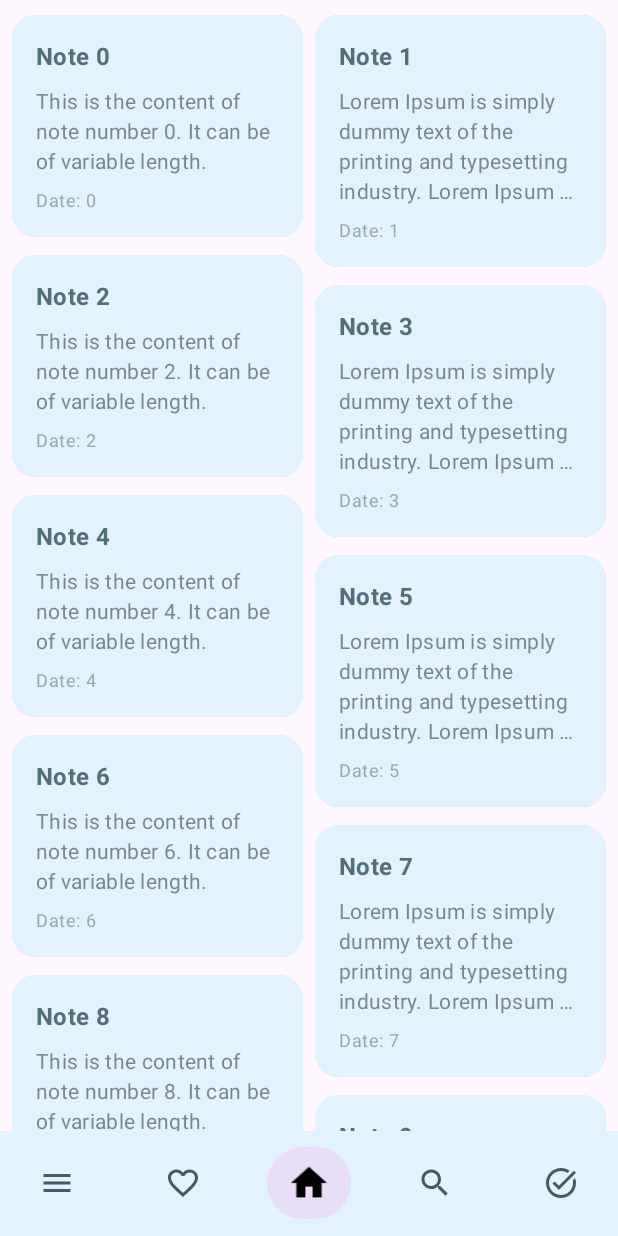
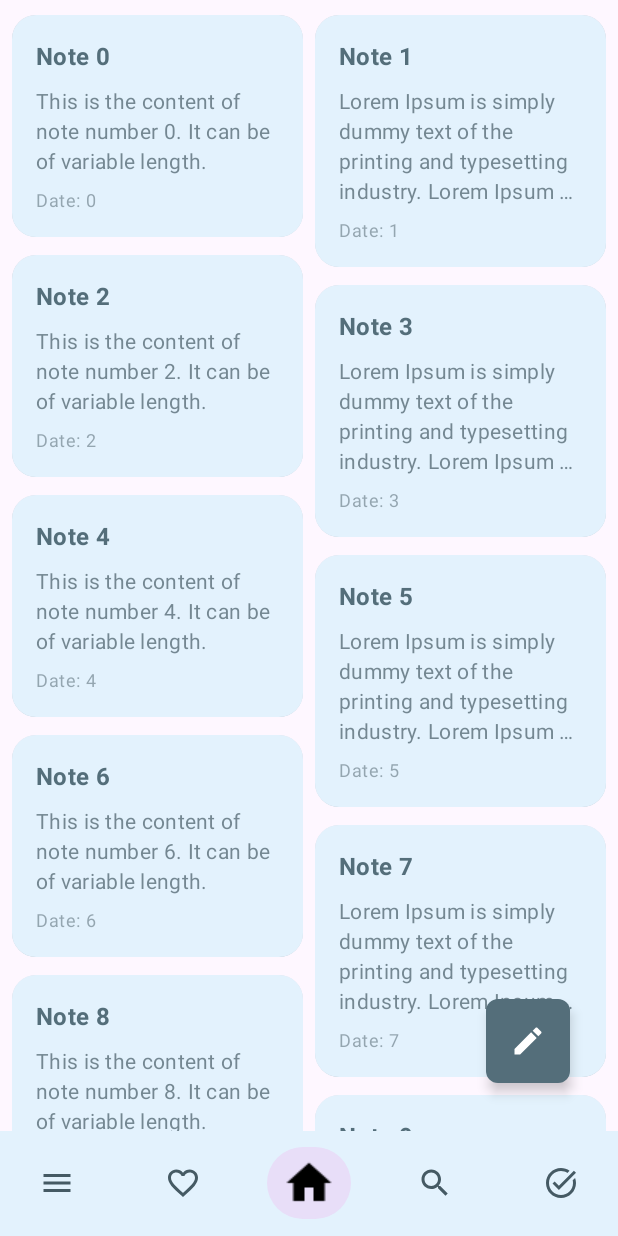
Before and after one commit to tahasin007/MemoSnap, an Android app built with Jetpack Compose: the screen it shows after launch (LauncherActivity), on a phone screen of 412 x 824 dp. Run offline under Robolectric (Android 15) with nearby library versions, the phone set to English and light mode, and no system bars.

Commit message:
feat: Adding floating actionbar in HomeScreen

```diff
--- /dev/null
+++ b/app/src/main/java/com/android/memosnap/ui/component/EditFloatingActionButton.kt
@@ -0,0 +1,52 @@
+package com.android.memosnap.ui.component
+
+import androidx.compose.animation.core.animateFloatAsState
+import androidx.compose.animation.core.tween
+import androidx.compose.foundation.interaction.MutableInteractionSource
+import androidx.compose.foundation.interaction.collectIsPressedAsState
+import androidx.compose.foundation.layout.padding
+import androidx.compose.foundation.layout.size
+import androidx.compose.material.icons.Icons
+import androidx.compose.material.icons.filled.Edit
+import androidx.compose.material3.FloatingActionButton
+import androidx.compose.material3.FloatingActionButtonDefaults
+import androidx.compose.material3.Icon
+import androidx.compose.material3.MaterialTheme
+import androidx.compose.runtime.Composable
+import androidx.compose.runtime.getValue
+import androidx.compose.runtime.remember
+import androidx.compose.ui.Modifier
+import androidx.compose.ui.draw.scale
+import androidx.compose.ui.unit.dp
+
+@Composable
+fun EditFloatingActionButton(
+    onClick: () -> Unit
+) {
+    val interactionSource = remember { MutableInteractionSource() }
+    val scale by animateFloatAsState(
+        targetValue = if (interactionSource.collectIsPressedAsState().value) 0.9f else 1f,
+        animationSpec = tween(durationMillis = 150), label = ""
+    )
+
+    FloatingActionButton(
+        onClick = onClick,
+        containerColor = MaterialTheme.colorScheme.primary,
+        contentColor = MaterialTheme.colorScheme.onPrimary,
+        elevation = FloatingActionButtonDefaults.elevation(
+            defaultElevation = 5.dp,
+            pressedElevation = 10.dp
+        ),
+        shape = MaterialTheme.shapes.small,
+        interactionSource = interactionSource,
+        modifier = Modifier
+            .scale(scale)
+            .padding(16.dp)
+    ) {
+        Icon(
+            imageVector = Icons.Default.Edit,
+            contentDescription = "Edit",
+            modifier = Modifier.size(24.dp)
+        )
+    }
+}
--- a/app/src/main/java/com/android/memosnap/ui/component/FluidBottomNavigationBar.kt
+++ b/app/src/main/java/com/android/memosnap/ui/component/FluidBottomNavigationBar.kt
@@ -53,13 +53,13 @@ fun FluidBottomNavigationBar(
         tabs.forEach { tab ->
             val selected = currentRoute == tab.route
             val iconScale by animateFloatAsState(
-                targetValue = if (selected) 1.2f else 1f,
+                targetValue = if (selected) 1.5f else 1f,
                 animationSpec = tween(durationMillis = 500), label = ""
             )
             val iconColor by animateColorAsState(
                 targetValue = if (selected) MaterialTheme.colorScheme.onSecondary
                 else MaterialTheme.colorScheme.onSurface,
-                animationSpec = tween(durationMillis = 500), label = ""
+                animationSpec = tween(durationMillis = 750), label = ""
             )
 
             NavigationBarItem(
--- /dev/null
+++ b/app/src/main/java/com/android/memosnap/ui/component/NoteCard.kt
@@ -0,0 +1,85 @@
+package com.android.memosnap.ui.component
+
+import androidx.compose.foundation.background
+import androidx.compose.foundation.layout.Arrangement
+import androidx.compose.foundation.layout.Column
+import androidx.compose.foundation.layout.Row
+import androidx.compose.foundation.layout.Spacer
+import androidx.compose.foundation.layout.fillMaxWidth
+import androidx.compose.foundation.layout.height
+import androidx.compose.foundation.layout.padding
+import androidx.compose.material3.Card
+import androidx.compose.material3.CardDefaults
+import androidx.compose.material3.MaterialTheme
+import androidx.compose.material3.Text
+import androidx.compose.runtime.Composable
+import androidx.compose.ui.Alignment
+import androidx.compose.ui.Modifier
+import androidx.compose.ui.draw.clip
+import androidx.compose.ui.graphics.Brush
+import androidx.compose.ui.text.font.FontWeight
+import androidx.compose.ui.text.style.TextOverflow
+import androidx.compose.ui.unit.dp
+import com.android.memosnap.Note
+
+@Composable
+fun NoteCard(note: Note) {
+    Card(
+        modifier = Modifier
+            .fillMaxWidth()
+            .padding(vertical = 2.dp)
+            .clip(MaterialTheme.shapes.large)
+            .background(
+                brush = Brush.verticalGradient(
+                    colors = listOf(
+                        MaterialTheme.colorScheme.primary.copy(alpha = 0.1f),
+                        MaterialTheme.colorScheme.surface
+                    )
+                )
+            ),
+        elevation = CardDefaults.cardElevation(
+            defaultElevation = 8.dp
+        ),
+        colors = CardDefaults.cardColors(
+            containerColor = MaterialTheme.colorScheme.surface
+        )
+    ) {
+        Column(
+            modifier = Modifier
+                .padding(16.dp)
+                .fillMaxWidth()
+        ) {
+            Text(
+                text = note.title,
+                style = MaterialTheme.typography.titleMedium.copy(
+                    color = MaterialTheme.colorScheme.primary,
+                    fontWeight = FontWeight.Bold
+                ),
+                maxLines = 1,
+                overflow = TextOverflow.Ellipsis
+            )
+            Spacer(modifier = Modifier.height(8.dp))
+            Text(
+                text = note.content,
+                style = MaterialTheme.typography.bodyMedium.copy(
+                    color = MaterialTheme.colorScheme.onSurface.copy(alpha = 0.7f)
+                ),
+                maxLines = 4,
+                overflow = TextOverflow.Ellipsis
+            )
+            Spacer(modifier = Modifier.height(8.dp))
+            Row(
+                horizontalArrangement = Arrangement.SpaceBetween,
+                verticalAlignment = Alignment.CenterVertically,
+                modifier = Modifier.fillMaxWidth()
+            ) {
+                Text(
+                    text = "Date: ${note.id}",
+                    style = MaterialTheme.typography.bodySmall.copy(
+                        color = MaterialTheme.colorScheme.onSurface.copy(alpha = 0.5f)
+                    )
+                )
+            }
+        }
+    }
+}
--- a/app/src/main/java/com/android/memosnap/ui/screens/HomeScreen.kt
+++ b/app/src/main/java/com/android/memosnap/ui/screens/HomeScreen.kt
@@ -1,38 +1,34 @@
 package com.android.memosnap.ui.screens
 
-import androidx.compose.foundation.background
 import androidx.compose.foundation.layout.Arrangement
-import androidx.compose.foundation.layout.Column
+import androidx.compose.foundation.layout.Box
 import androidx.compose.foundation.layout.PaddingValues
-import androidx.compose.foundation.layout.Row
-import androidx.compose.foundation.layout.Spacer
 import androidx.compose.foundation.layout.fillMaxSize
-import androidx.compose.foundation.layout.fillMaxWidth
-import androidx.compose.foundation.layout.height
 import androidx.compose.foundation.layout.padding
 import androidx.compose.foundation.lazy.staggeredgrid.LazyVerticalStaggeredGrid
 import androidx.compose.foundation.lazy.staggeredgrid.StaggeredGridCells
 import androidx.compose.foundation.lazy.staggeredgrid.items
-import androidx.compose.material3.Card
-import androidx.compose.material3.CardDefaults
-import androidx.compose.material3.MaterialTheme
-import androidx.compose.material3.Text
+import androidx.compose.material3.Scaffold
 import androidx.compose.runtime.Composable
 import androidx.compose.runtime.remember
-import androidx.compose.ui.Alignment
 import androidx.compose.ui.Modifier
-import androidx.compose.ui.draw.clip
-import androidx.compose.ui.graphics.Brush
-import androidx.compose.ui.text.font.FontWeight
-import androidx.compose.ui.text.style.TextOverflow
 import androidx.compose.ui.unit.dp
-import com.android.memosnap.Note
 import com.android.memosnap.data.sample.sampleNotes
+import com.android.memosnap.ui.component.EditFloatingActionButton
+import com.android.memosnap.ui.component.NoteCard
 
 @Composable
 fun HomeScreen() {
     val notes = remember { sampleNotes }
 
+    Scaffold(
+        floatingActionButton = {
+            EditFloatingActionButton(onClick = { })
+        }
+    ) { innerPadding ->
+        Box(modifier = Modifier
+            .padding(innerPadding)
+            .fillMaxSize()) {
             LazyVerticalStaggeredGrid(
                 columns = StaggeredGridCells.Fixed(2),
                 modifier = Modifier.fillMaxSize(),
@@ -45,65 +41,5 @@ fun HomeScreen() {
                 }
             }
         }
-
-@Composable
-fun NoteCard(note: Note) {
-    Card(
-        modifier = Modifier
-            .fillMaxWidth()
-            .padding(vertical = 2.dp)
-            .clip(MaterialTheme.shapes.large)
-            .background(
-                brush = Brush.verticalGradient(
-                    colors = listOf(
-                        MaterialTheme.colorScheme.primary.copy(alpha = 0.1f),
-                        MaterialTheme.colorScheme.surface
-                    )
-                )
-            ),
-        elevation = CardDefaults.cardElevation(
-            defaultElevation = 8.dp
-        ),
-        colors = CardDefaults.cardColors(
-            containerColor = MaterialTheme.colorScheme.surface
-        )
-    ) {
-        Column(
-            modifier = Modifier
-                .padding(16.dp)
-                .fillMaxWidth()
-        ) {
-            Text(
-                text = note.title,
-                style = MaterialTheme.typography.titleMedium.copy(
-                    color = MaterialTheme.colorScheme.primary,
-                    fontWeight = FontWeight.Bold
-                ),
-                maxLines = 1,
-                overflow = TextOverflow.Ellipsis
-            )
-            Spacer(modifier = Modifier.height(8.dp))
-            Text(
-                text = note.content,
-                style = MaterialTheme.typography.bodyMedium.copy(
-                    color = MaterialTheme.colorScheme.onSurface.copy(alpha = 0.7f)
-                ),
-                maxLines = 4,
-                overflow = TextOverflow.Ellipsis
-            )
-            Spacer(modifier = Modifier.height(8.dp))
-            Row(
-                horizontalArrangement = Arrangement.SpaceBetween,
-                verticalAlignment = Alignment.CenterVertically,
-                modifier = Modifier.fillMaxWidth()
-            ) {
-                Text(
-                    text = "Date: ${note.id}",
-                    style = MaterialTheme.typography.bodySmall.copy(
-                        color = MaterialTheme.colorScheme.onSurface.copy(alpha = 0.5f)
-                    )
-                )
     }
 }
-    }
-}
```
Lines whose indentation alone changed are shown as unchanged.
